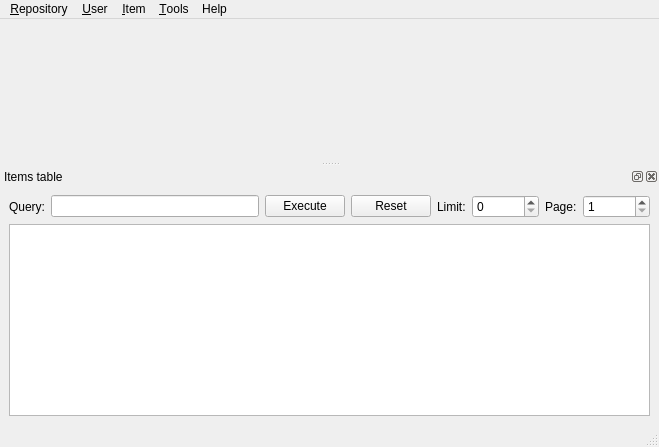
Old version of the form ui/mainwindow.ui in the repository vlkv/reggata.
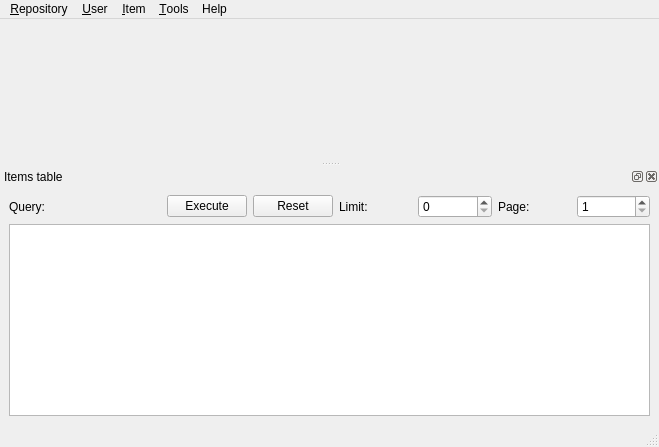
New version of the form.

```diff
--- a/ui/mainwindow.ui
+++ b/ui/mainwindow.ui
@@ -132,7 +132,14 @@
         </widget>
        </item>
        <item>
-        <widget class="QLineEdit" name="lineEdit_query" />
+        <widget class="QFrame" name="frame_lineEdit_query">
+         <property name="frameShape">
+          <enum>QFrame::NoFrame</enum>
+         </property>
+         <property name="frameShadow">
+          <enum>QFrame::Plain</enum>
+         </property>
+        </widget>
        </item>
        <item>
         <widget class="QPushButton" name="pushButton_query_exec" >
```
Left out of the diff: 301 changed lines with no effect on the pictures.
